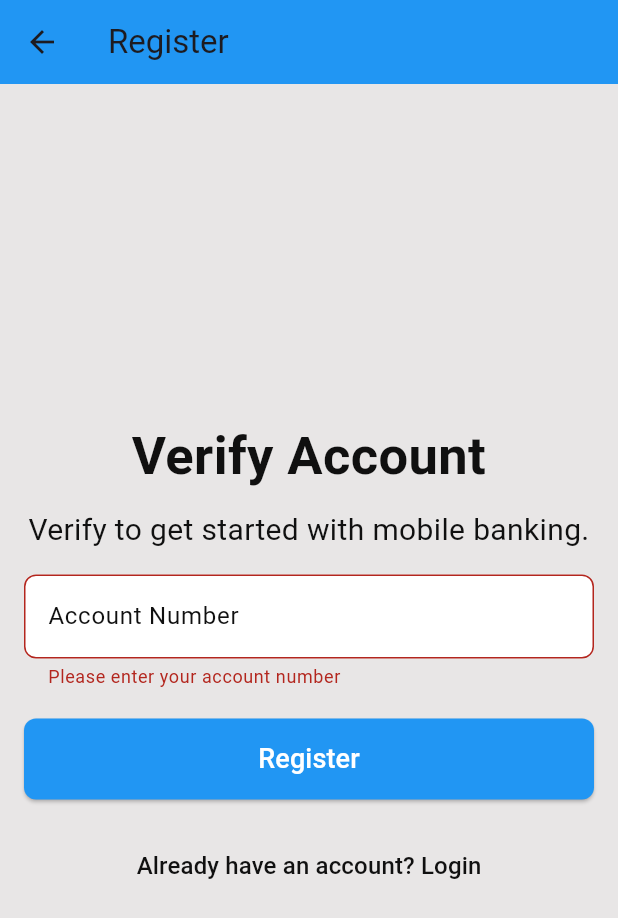
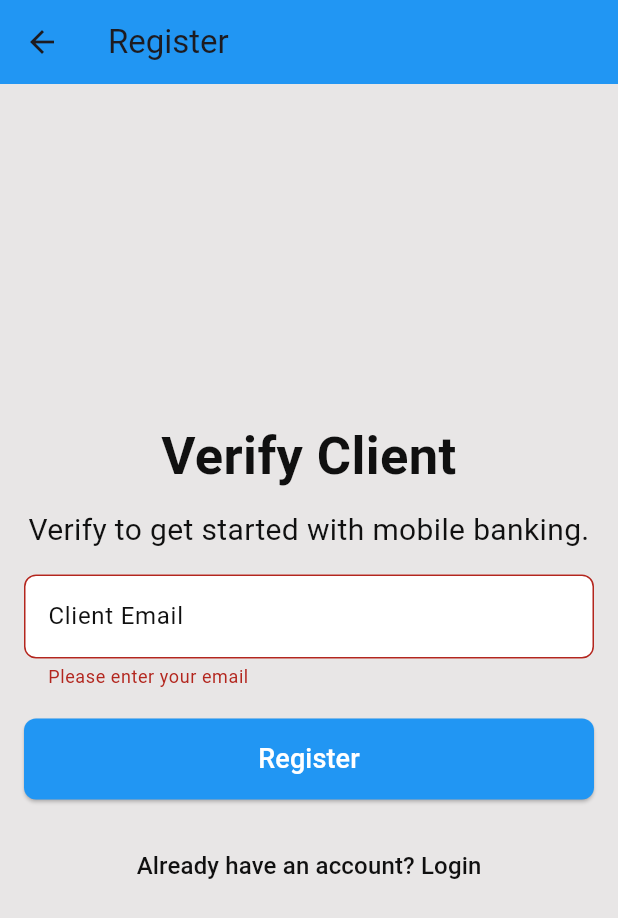
Before and after one commit to Kashyroyalty/Flutter_mobile_app, a Flutter app: the RegistrationPage screen opened by its route, after a tap on "Register", on a phone screen of 412 x 824 dp. Shown: the top 918 px of the screen. Run offline on Flutter 3.47's test engine with Material 3 defaults, Android fonts, the phone set to English and light mode, and no system bars; our stand-ins replace image_picker, local_auth, shared_preferences; missing offline and left inert: dart:ffi; accounts and stored records are empty.

Commit message:
authentication using client email

```diff
--- a/lib/Models/ClientContract.dart
+++ b/lib/Models/ClientContract.dart
@@ -0,0 +1,142 @@
+import 'dart:convert';
+
+import 'CardContract.dart';
+
+class Client {
+  final DateTime additionalDate01;
+  final DateTime additionalDate02;
+  final ClientBaseAddressData clientBaseAddressData;
+  final ClientCompanyData clientCompanyData;
+  final ClientContactData clientContactData;
+  final ClientIdentificationData clientIdentificationData;
+  final ClientPersonalData clientPersonalData;
+  final DateTime clientExpiryDate;
+  final EmbossedData embossedData;
+  final DateTime amendmentDate;
+  final int amendmentOfficerId;
+  final String amendmentOfficerName;
+  final int clientId;
+  final String clientNumber;
+  final String clientType;
+  final DateTime dateOpen;
+  final String orderDepartment;
+  final String serviceGroupCode;
+
+  Client({
+    required this.additionalDate01,
+    required this.additionalDate02,
+    required this.clientBaseAddressData,
+    required this.clientCompanyData,
+    required this.clientContactData,
+    required this.clientIdentificationData,
+    required this.clientPersonalData,
+    required this.clientExpiryDate,
+    required this.embossedData,
+    required this.amendmentDate,
+    required this.amendmentOfficerId,
+    required this.amendmentOfficerName,
+    required this.clientId,
+    required this.clientNumber,
+    required this.clientType,
+    required this.dateOpen,
+    required this.orderDepartment,
+    required this.serviceGroupCode,
+  });
+
+  factory Client.fromJson(Map<String, dynamic> json) {
+    return Client(
+      additionalDate01: DateTime.parse(json['additionalDate01']),
+      additionalDate02: DateTime.parse(json['additionalDate02']),
+      clientBaseAddressData: ClientBaseAddressData.fromJson(json['clientBaseAddressData']),
+      clientCompanyData: ClientCompanyData.fromJson(json['clientCompanyData']),
+      clientContactData: ClientContactData.fromJson(json['clientContactData']),
+      clientIdentificationData: ClientIdentificationData.fromJson(json['clientIdentificationData']),
+      clientPersonalData: ClientPersonalData.fromJson(json['clientPersonalData']),
+      clientExpiryDate: DateTime.parse(json['clientExpiryDate']),
+      embossedData: EmbossedData.fromJson(json['embossedData']),
+      amendmentDate: DateTime.parse(json['amendmentDate']),
+      amendmentOfficerId: json['amendmentOfficerId'],
+      amendmentOfficerName: json['amendmentOfficerName'],
+      clientId: json['clientId'],
+      clientNumber: json['clientNumber'],
+      clientType: json['clientType'],
+      dateOpen: DateTime.parse(json['dateOpen']),
+      orderDepartment: json['orderDepartment'],
+      serviceGroupCode: json['serviceGroupCode'],
+    );
+  }
+}
+
+class ClientIdentificationData {
+  static fromJson(json) {}
+}
+
+class ClientPersonalData {
+  static fromJson(json) {}
+}
+
+class ClientContactData {
+  static fromJson(json) {}
+}
+
+class ClientBaseAddressData {
+  final String addressLine1;
+  final String addressLine2;
+  final String addressLine3;
+  final String addressLine4;
+  final String city;
+  final String country;
+  final String postalCode;
+  final String state;
+
+  ClientBaseAddressData({
+    required this.addressLine1,
+    required this.addressLine2,
+    required this.addressLine3,
+    required this.addressLine4,
+    required this.city,
+    required this.country,
+    required this.postalCode,
+    required this.state,
+  });
+
+  factory ClientBaseAddressData.fromJson(Map<String, dynamic> json) {
+    return ClientBaseAddressData(
+      addressLine1: json['addressLine1'],
+      addressLine2: json['addressLine2'],
+      addressLine3: json['addressLine3'],
+      addressLine4: json['addressLine4'],
+      city: json['city'],
+      country: json['country'],
+      postalCode: json['postalCode'],
+      state: json['state'],
+    );
+  }
+}
+
+// Define other classes similarly: ClientCompanyData, ClientContactData,
+// ClientIdentificationData, ClientPersonalData, and EmbossedData.
+
+// Example for one more class:
+class ClientCompanyData {
+  final String companyDepartment;
+  final String companyName;
+  final String companyTradeName;
+  final String position;
+
+  ClientCompanyData({
+    required this.companyDepartment,
+    required this.companyName,
+    required this.companyTradeName,
+    required this.position,
+  });
+
+  factory ClientCompanyData.fromJson(Map<String, dynamic> json) {
+    return ClientCompanyData(
+      companyDepartment: json['companyDepartment'],
+      companyName: json['companyName'],
+      companyTradeName: json['companyTradeName'],
+      position: json['position'],
+    );
+  }
+}
--- a/lib/Models/SearchManagement.dart
+++ b/lib/Models/SearchManagement.dart
@@ -1,17 +1,20 @@
-class Client {
+class ClientSearch {
   final String clientIdentifier;
   final String clientIdentifierType;
 
-  Client({
+
+  ClientSearch({
     required this.clientIdentifier,
     required this.clientIdentifierType,
+
   });
 
   // Convert a JSON map into a Client instance
-  factory Client.fromJson(Map<String, dynamic> json) {
-    return Client(
+  factory ClientSearch.fromJson(Map<String, dynamic> json) {
+    return ClientSearch(
       clientIdentifier: json['clientIdentifier'],
       clientIdentifierType: json['clientIdentifierType'],
+
     );
   }
 
@@ -23,3 +26,20 @@ class Client {
     };
   }
 }
+
+class Account {
+  String accountContractIdentifier;
+  String accountContractIdentifierType;
+
+  Account({
+    required this.accountContractIdentifier,
+    required this.accountContractIdentifierType,
+  });
+
+  Map<String, dynamic> toJson() {
+    return {
+      "accountContractIdentifier": accountContractIdentifier,
+      "accountContractIdentifierType": accountContractIdentifierType,
+    };
+  }
+}
--- a/lib/Pages/RegistrationPage.dart
+++ b/lib/Pages/RegistrationPage.dart
@@ -6,7 +6,6 @@ import 'package:online_banking_system/Constants/Colors.dart';
 import 'package:online_banking_system/Constants/sizes.dart';
 import 'package:online_banking_system/Models/ApiService.dart';
 
-import '../Constants/Strings.dart';
 
 class RegistrationPage extends StatefulWidget {
   const RegistrationPage({super.key});
@@ -17,23 +16,18 @@ class RegistrationPage extends StatefulWidget {
 
 class _RegistrationPageState extends State<RegistrationPage> {
   final _formKey = GlobalKey<FormState>();
-  final TextEditingController _accountController = TextEditingController();
+  final TextEditingController _clientController = TextEditingController();
 
-  Future<http.Response> searchManagement(String accountContractId) async {
-    final url = Uri.parse("$kBaseUrl/getAccountContractId/$accountContractId");
-
-    final response = await http.post(
-      url,
-      headers: {"Content-Type": "application/json"},
-      body: jsonEncode({"accountContractId": accountContractId}),
-    );
-
-    return response;
+  late  ApiService apiService;
+  @override
+  void initState() {
+    super.initState();
+    apiService = ApiService();
   }
 
   void _onRegisterPressed() async {
     if (_formKey.currentState!.validate()) {
-      String accountNumber = _accountController.text.trim();
+      String email_address = _clientController.text.trim();
 
       // Show loading Snackbar
       ScaffoldMessenger.of(context).showSnackBar(
@@ -45,12 +39,15 @@ class _RegistrationPageState extends State<RegistrationPage> {
 
       try {
         // Call API to check account contract
-        final response = await searchManagement(accountNumber);
+        final response = await apiService.fetchClientContract(email_address);
 
         if (response.statusCode == 200) {
+          print(response.body);
+
           ScaffoldMessenger.of(context).showSnackBar(
             const SnackBar(
               content: Text("Registration successful!"),
+
               duration: Duration(seconds: 2),
             ),
           );
@@ -62,7 +59,7 @@ class _RegistrationPageState extends State<RegistrationPage> {
         } else {
           // Extract error message from response body (if any)
           final responseBody = jsonDecode(response.body);
-          String errorMessage = responseBody['message'] ?? "Invalid account contract";
+          String errorMessage = responseBody['message'] ?? "Invalid email address";
 
           ScaffoldMessenger.of(context).showSnackBar(
             SnackBar(
@@ -101,7 +98,7 @@ class _RegistrationPageState extends State<RegistrationPage> {
               crossAxisAlignment: CrossAxisAlignment.center, // Centers items horizontally
               children: [
                 Text(
-                  "Verify Account",
+                  "Verify Client ",
                   style: TextStyle(
                     fontSize: kTextSizeTitles,
                     fontWeight: FontWeight.bold,
@@ -123,8 +120,9 @@ class _RegistrationPageState extends State<RegistrationPage> {
                 TextFormField(
                   keyboardType: TextInputType.number,
                   style: TextStyle(color: kTextColorLightTheme),
+                  controller: _clientController,
                   decoration: InputDecoration(
-                    labelText: "Account Number",
+                    labelText: "Client Email",
                     labelStyle: TextStyle(color: kTextColorLightTheme),
                     filled: true,
                     fillColor: Colors.white,
@@ -133,16 +131,12 @@ class _RegistrationPageState extends State<RegistrationPage> {
                     ),
                     counterText: "", // Hides the default character counter
                   ),
-                  maxLength: 16, // Limits input to 16 digits
                   validator: (value) {
                     if (value == null || value.isEmpty) {
-                      return "Please enter your account number";
+                      return "Please enter your email";
                     }
-                    if (!RegExp(r'^\d+$').hasMatch(value)) {
-                      return "The field only accepts numbers";
-                    }
-                    if (value.length < 15) {
-                      return "The field should contain at least 15 digits";
+                    if (!RegExp(r'\S+@\S+\.\S+').hasMatch(value)) {
+                      return "Please enter a valid email address";
                     }
                     return null;
                   },
```
Also changed, not shown: lib/Models/ApiService.dart (+16 -15 lines).
